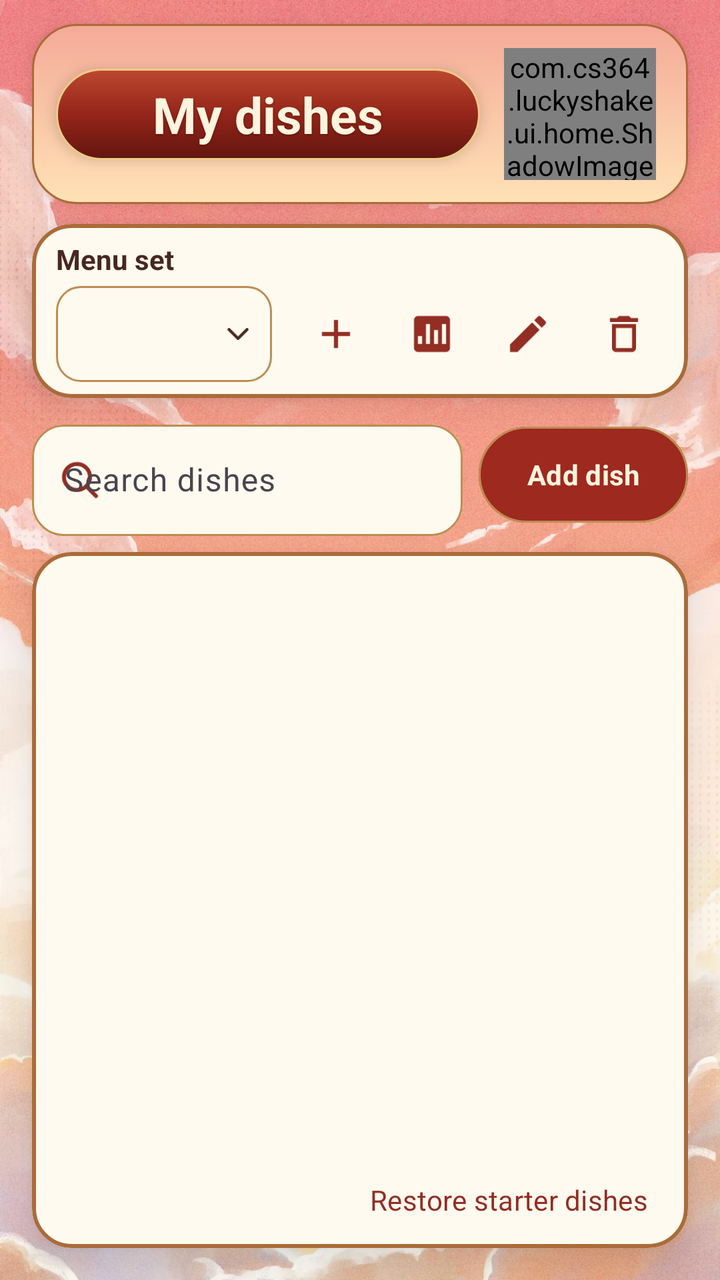
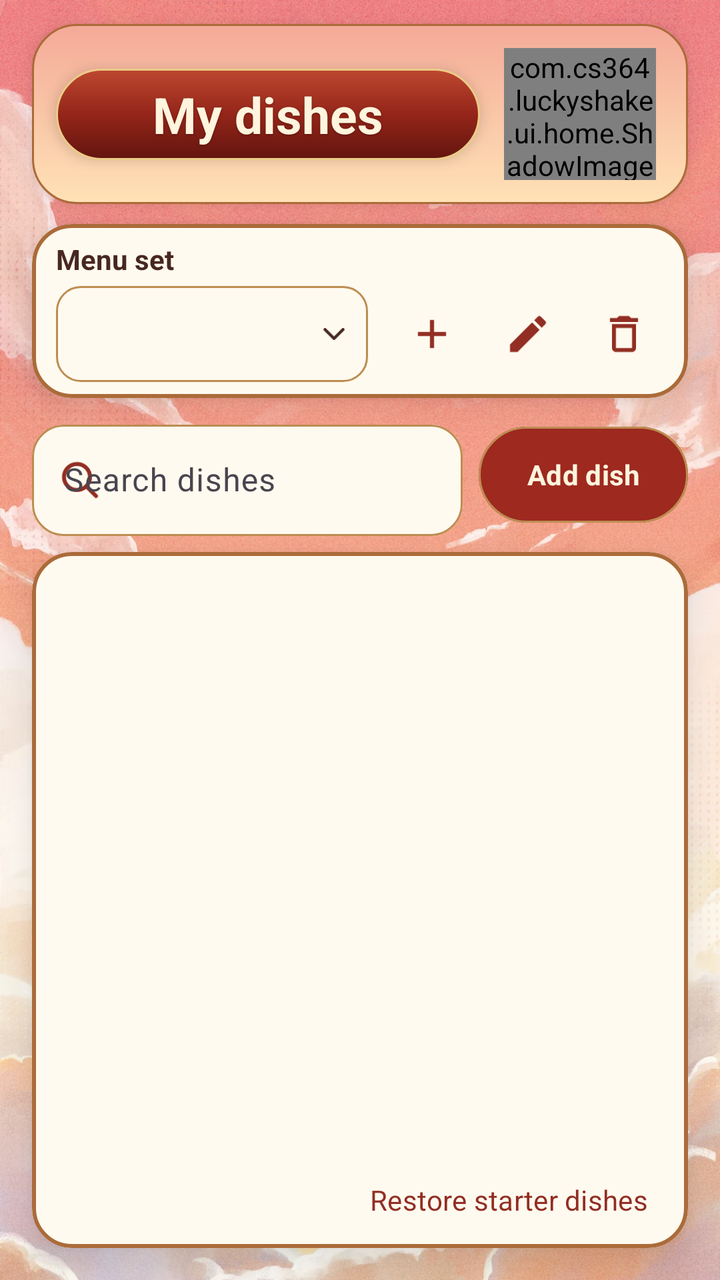

The first picture is an Android layout as it rendered before a commit; the second is the same layout after the commit. The layout source and the unified diff follow.
<!-- AndroidManifest.xml: application theme Theme.LuckyShake -->
<!-- res/layout/activity_menu_list.xml -->
<?xml version="1.0" encoding="utf-8"?>
<FrameLayout xmlns:android="http://schemas.android.com/apk/res/android"
    xmlns:app="http://schemas.android.com/apk/res-auto"
    xmlns:tools="http://schemas.android.com/tools"
    android:layout_width="match_parent"
    android:layout_height="match_parent"
    android:theme="@style/ThemeOverlay.LuckyShake.Home">

    <ImageView style="@style/Widget.LuckyShake.TabPage.Sky" />

    <LinearLayout
        android:id="@+id/menu_list_root"
        android:layout_width="match_parent"
        android:layout_height="match_parent"
        android:orientation="vertical"
        tools:context=".ui.menu.MenuListActivity">

        <androidx.constraintlayout.widget.ConstraintLayout
            style="@style/Widget.LuckyShake.TabBanner"
            android:layout_marginHorizontal="@dimen/spacing_md"
            android:layout_marginTop="12dp">

            <TextView
                android:id="@+id/menu_list_title"
                style="@style/Widget.LuckyShake.TabBanner.Title"
                android:text="@string/menu_list_title_main"
                app:layout_constraintBottom_toBottomOf="parent"
                app:layout_constraintEnd_toStartOf="@id/tab_banner_art"
                app:layout_constraintStart_toStartOf="parent"
                app:layout_constraintTop_toTopOf="parent" />

            <com.cs364.luckyshake.ui.home.ShadowImageView
                android:id="@+id/tab_banner_art"
                style="@style/Widget.LuckyShake.TabBanner.Art"
                android:layout_width="76dp"
                android:layout_height="66dp"
                app:srcCompat="@drawable/menu_rice_bowl"
                app:layout_constraintBottom_toBottomOf="parent"
                app:layout_constraintEnd_toEndOf="parent"
                app:layout_constraintTop_toTopOf="parent" />
        </androidx.constraintlayout.widget.ConstraintLayout>

        
        <com.google.android.material.card.MaterialCardView
            style="@style/Widget.LuckyShake.Card.Tab"
            android:layout_width="match_parent"
            android:layout_height="wrap_content"
            android:layout_marginHorizontal="@dimen/spacing_md"
            android:layout_marginTop="10dp">

            <LinearLayout
                android:layout_width="match_parent"
                android:layout_height="wrap_content"
                android:orientation="vertical"
                android:paddingStart="12dp"
                android:paddingTop="8dp"
                android:paddingEnd="8dp"
                android:paddingBottom="8dp">

                <TextView
                    android:layout_width="match_parent"
                    android:layout_height="wrap_content"
                    android:labelFor="@id/menu_list_set_spinner"
                    android:text="@string/menu_list_label_set"
                    android:textColor="?attr/colorOnSurface"
                    android:textSize="14sp"
                    android:textStyle="bold" />

                <LinearLayout
                    android:layout_width="match_parent"
                    android:layout_height="wrap_content"
                    android:layout_marginTop="4dp"
                    android:gravity="center_vertical"
                    android:orientation="horizontal">

                    <Spinner
                        android:id="@+id/menu_list_set_spinner"
                        android:layout_width="0dp"
                        android:layout_height="wrap_content"
                        android:layout_marginEnd="@dimen/spacing_sm"
                        android:layout_weight="1"
                        android:contentDescription="@string/menu_list_label_set"
                        android:minHeight="48dp"
                        android:background="@drawable/home_spinner_background"
                        android:paddingStart="10dp"
                        android:paddingEnd="30dp"
                        android:popupBackground="@color/home_field" />

                    <ImageButton
                        android:id="@+id/menu_sets_btn_add"
                        android:layout_width="48dp"
                        android:layout_height="48dp"
                        android:background="?attr/selectableItemBackgroundBorderless"
                        android:contentDescription="@string/menu_sets_btn_add"
                        android:src="@drawable/ic_add"
                        android:tooltipText="@string/menu_sets_btn_add"
                        app:tint="@color/home_accent" />

                    <ImageButton
                        android:id="@+id/menu_sets_btn_weights"
                        android:layout_width="48dp"
                        android:layout_height="48dp"
                        android:background="?attr/selectableItemBackgroundBorderless"
                        android:contentDescription="@string/menu_sets_btn_weights"
                        android:src="@drawable/ic_weights"
                        android:tooltipText="@string/menu_sets_btn_weights"
                        app:tint="@color/home_accent" />

                    <ImageButton
                        android:id="@+id/menu_sets_btn_rename"
                        android:layout_width="48dp"
                        android:layout_height="48dp"
                        android:background="?attr/selectableItemBackgroundBorderless"
                        android:contentDescription="@string/menu_sets_btn_rename"
                        android:src="@drawable/ic_edit"
                        android:tooltipText="@string/menu_sets_btn_rename"
                        app:tint="@color/home_accent" />

                    <ImageButton
                        android:id="@+id/menu_sets_btn_delete"
                        android:layout_width="48dp"
                        android:layout_height="48dp"
                        android:background="?attr/selectableItemBackgroundBorderless"
                        android:contentDescription="@string/menu_sets_btn_delete"
                        android:src="@drawable/ic_delete_outline"
                        android:tooltipText="@string/menu_sets_btn_delete"
                        app:tint="@color/home_accent" />
                </LinearLayout>
            </LinearLayout>
        </com.google.android.material.card.MaterialCardView>

        
        <LinearLayout
            android:layout_width="match_parent"
            android:layout_height="wrap_content"
            android:layout_marginHorizontal="@dimen/spacing_md"
            android:layout_marginTop="@dimen/spacing_sm"
            android:gravity="center_vertical"
            android:orientation="horizontal">

            <com.google.android.material.textfield.TextInputLayout
                style="@style/Widget.Material3.TextInputLayout.OutlinedBox"
                android:layout_width="0dp"
                android:layout_height="wrap_content"
                android:layout_marginEnd="@dimen/spacing_sm"
                android:layout_weight="1"
                android:hint="@string/menu_list_hint_search"
                app:boxBackgroundColor="@color/home_field"
                app:boxCornerRadiusBottomEnd="16dp"
                app:boxCornerRadiusBottomStart="16dp"
                app:boxCornerRadiusTopEnd="16dp"
                app:boxCornerRadiusTopStart="16dp"
                app:boxStrokeColor="@color/menu_search_stroke"
                app:hintTextColor="@color/home_accent"
                app:startIconDrawable="@drawable/menu_search_icon"
                app:startIconTint="@color/home_accent">

                <com.google.android.material.textfield.TextInputEditText
                    android:id="@+id/menu_list_search"
                    android:layout_width="match_parent"
                    android:layout_height="wrap_content"
                    android:imeOptions="actionSearch"
                    android:inputType="text"
                    android:maxLines="1"
                    android:textColor="@color/home_ink"
                    android:textColorHint="@color/home_ink" />
            </com.google.android.material.textfield.TextInputLayout>

            <com.google.android.material.button.MaterialButton
                android:id="@+id/menu_list_add_button"
                style="@style/Widget.LuckyShake.Button.Menu"
                android:layout_width="wrap_content"
                android:layout_height="wrap_content"
                android:minHeight="56dp"
                android:text="@string/menu_list_btn_add" />
        </LinearLayout>

        
        <com.google.android.material.card.MaterialCardView
            style="@style/Widget.LuckyShake.Card.Tab"
            android:layout_width="match_parent"
            android:layout_height="0dp"
            android:layout_marginHorizontal="@dimen/spacing_md"
            android:layout_marginTop="@dimen/spacing_sm"
            android:layout_marginBottom="@dimen/spacing_md"
            android:layout_weight="1">

            <LinearLayout
                android:layout_width="match_parent"
                android:layout_height="match_parent"
                android:orientation="vertical">
            <FrameLayout
                android:layout_width="match_parent"
                android:layout_height="0dp"
                android:layout_weight="1">

                <androidx.recyclerview.widget.RecyclerView
                    android:id="@+id/menu_list_recycler"
                    android:layout_width="match_parent"
                    android:layout_height="match_parent"
                    android:clipToPadding="false"
                    android:paddingVertical="@dimen/spacing_sm" />

                <LinearLayout
                    android:id="@+id/menu_list_empty_group"
                    android:layout_width="wrap_content"
                    android:layout_height="wrap_content"
                    android:layout_gravity="center"
                    android:gravity="center_horizontal"
                    android:orientation="vertical"
                    android:padding="@dimen/spacing_md"
                    android:visibility="gone">

                    <TextView
                        android:id="@+id/menu_list_empty_text"
                        android:layout_width="wrap_content"
                        android:layout_height="wrap_content"
                        android:gravity="center"
                        android:textColor="?attr/colorOnSurface"
                        android:textSize="@dimen/text_body" />

                    <com.google.android.material.button.MaterialButton
                        android:id="@+id/menu_list_empty_add_button"
                        style="@style/Widget.LuckyShake.Button.Menu"
                        android:layout_width="wrap_content"
                        android:layout_height="wrap_content"
                        android:layout_marginTop="@dimen/spacing_sm"
                        android:text="@string/menu_list_btn_add" />
                </LinearLayout>
            </FrameLayout>
                <com.google.android.material.button.MaterialButton
                    android:id="@+id/menu_list_restore_button"
                    style="@style/Widget.Material3.Button.TextButton"
                    android:layout_width="wrap_content"
                    android:layout_height="wrap_content"
                    android:layout_gravity="end"
                    android:layout_marginEnd="@dimen/spacing_sm"
                    android:minHeight="48dp"
                    android:text="@string/menu_list_btn_restore"
                    android:textColor="@color/home_accent" />
            </LinearLayout>
        </com.google.android.material.card.MaterialCardView>
    </LinearLayout>
</FrameLayout>
<!-- resources referenced by this layout -->
<resources>
  <color name="home_accent">#922E23</color>
  <color name="home_field">#FFFAEF</color>
  <color name="home_ink">#472820</color>
  <dimen name="spacing_md">16dp</dimen>
  <dimen name="spacing_sm">8dp</dimen>
  <dimen name="text_body">16sp</dimen>
  <!-- drawable ic_add (drawable) -->
  <vector xmlns:android="http://schemas.android.com/apk/res/android"
      android:width="24dp"
      android:height="24dp"
      android:viewportWidth="24"
      android:viewportHeight="24">
      <path
          android:fillColor="#FF000000"
          android:pathData="M19,13h-6v6h-2v-6H5v-2h6V5h2v6h6v2z" />
  </vector>
  <!-- drawable ic_weights (drawable) -->
  <?xml version="1.0" encoding="utf-8"?>
  <vector xmlns:android="http://schemas.android.com/apk/res/android"
      android:width="24dp"
      android:height="24dp"
      android:viewportWidth="24"
      android:viewportHeight="24">
      <path
          android:fillColor="@android:color/white"
          android:pathData="M19,3H5C3.9,3 3,3.9 3,5v14c0,1.1 0.9,2 2,2h14c1.1,0 2,-0.9 2,-2V5C21,3.9 20.1,3 19,3zM7,17H5v-4h2V17zM11,17H9V7h2V17zM15,17h-2v-7h2V17zM19,17h-2v-10h2V17z" />
  </vector>
  <string name="menu_list_btn_add">Add dish</string>
  <string name="menu_list_btn_restore">Restore starter dishes</string>
  <string name="menu_list_hint_search">Search dishes</string>
  <string name="menu_list_label_set">Menu set</string>
  <string name="menu_list_title_main">My dishes</string>
  <string name="menu_sets_btn_add">New set</string>
  <string name="menu_sets_btn_delete">Delete set</string>
  <string name="menu_sets_btn_rename">Rename</string>
  <string name="menu_sets_btn_weights">How the app thinks</string>
  <style name="ThemeOverlay.LuckyShake.Home" parent="">
          <item name="android:fontFamily">sans-serif</item>
          <item name="android:textColorPrimary">@color/home_ink</item>
          <item name="android:textColorSecondary">@color/home_ink</item>
          <item name="colorOnSurface">@color/home_ink</item>
      </style>
  <style name="Theme.LuckyShake" parent="Base.Theme.LuckyShake" />
  <!-- drawable home_select_field (drawable) -->
  <shape xmlns:android="http://schemas.android.com/apk/res/android">
      <solid android:color="@color/home_field" />
      <stroke android:width="1dp" android:color="@color/home_outline" />
      <corners android:radius="12dp" />
  </shape>
  <color name="home_thumb">#FFF4DD</color>
  <!-- drawable button_depth_glaze (drawable) -->
  <shape xmlns:android="http://schemas.android.com/apk/res/android">
      <gradient android:angle="270" android:startColor="#26FFE5B0" android:centerColor="#00000000" android:endColor="#500E0000" />
      <stroke android:width="1dp" android:color="#90EDC783" />
      <corners android:radius="30dp" />
  </shape>
  <color name="home_outline">#BD8D52</color>
  <style name="Widget.LuckyShake.Card" parent="Widget.Material3.CardView.Outlined">
          <item name="cardBackgroundColor">@color/app_surface</item>
          <item name="cardCornerRadius">@dimen/corner_md</item>
          <item name="strokeColor">@color/app_accent</item>
      </style>
  <color name="tab_card_surface">#FFFAEF</color>
  <color name="tab_card_outline">#AB6B39</color>
  <!-- drawable result_title_background (drawable) -->
  <shape xmlns:android="http://schemas.android.com/apk/res/android">
      <gradient android:angle="270" android:startColor="#BD4830" android:centerColor="#942519" android:endColor="#63150F" />
      <stroke android:width="1dp" android:color="#ECCB87" />
      <corners android:radius="24dp" />
  </shape>
  <color name="app_surface">#FFF5DF</color>
  <dimen name="corner_md">16dp</dimen>
  <color name="app_accent">#E4A342</color>
  <color name="tab_banner_start">#F4AA98</color>
  <color name="tab_banner_end">#FFE2B6</color>
  <color name="app_primary">#C52D22</color>
  <color name="app_on_primary">#FFFFFF</color>
  <color name="app_link">#8F1D16</color>
  <color name="app_on_surface">#35211D</color>
  <color name="app_background">#FFE7C2</color>
  <!-- unchanged entries left out for length: 16 -->
</resources>

<!-- the commit's change to res/layout/activity_menu_list.xml (unified diff, before → after) -->
@@ -94,16 +94,6 @@
                         android:contentDescription="@string/menu_sets_btn_add"
                         android:src="@drawable/ic_add"
                         android:tooltipText="@string/menu_sets_btn_add"
-                        app:tint="@color/home_accent" />
-
-                    <ImageButton
-                        android:id="@+id/menu_sets_btn_weights"
-                        android:layout_width="48dp"
-                        android:layout_height="48dp"
-                        android:background="?attr/selectableItemBackgroundBorderless"
-                        android:contentDescription="@string/menu_sets_btn_weights"
-                        android:src="@drawable/ic_weights"
-                        android:tooltipText="@string/menu_sets_btn_weights"
                         app:tint="@color/home_accent" />
 
                     <ImageButton
<!-- resource entries referenced after the edit -->
@@ -16,17 +16,6 @@
           android:fillColor="#FF000000"
           android:pathData="M19,13h-6v6h-2v-6H5v-2h6V5h2v6h6v2z" />
   </vector>
-  <!-- drawable ic_weights (drawable) -->
-  <?xml version="1.0" encoding="utf-8"?>
-  <vector xmlns:android="http://schemas.android.com/apk/res/android"
-      android:width="24dp"
-      android:height="24dp"
-      android:viewportWidth="24"
-      android:viewportHeight="24">
-      <path
-          android:fillColor="@android:color/white"
-          android:pathData="M19,3H5C3.9,3 3,3.9 3,5v14c0,1.1 0.9,2 2,2h14c1.1,0 2,-0.9 2,-2V5C21,3.9 20.1,3 19,3zM7,17H5v-4h2V17zM11,17H9V7h2V17zM15,17h-2v-7h2V17zM19,17h-2v-10h2V17z" />
-  </vector>
   <string name="menu_list_btn_add">Add dish</string>
   <string name="menu_list_btn_restore">Restore starter dishes</string>
   <string name="menu_list_hint_search">Search dishes</string>
@@ -35,7 +24,6 @@
   <string name="menu_sets_btn_add">New set</string>
   <string name="menu_sets_btn_delete">Delete set</string>
   <string name="menu_sets_btn_rename">Rename</string>
-  <string name="menu_sets_btn_weights">How the app thinks</string>
   <style name="ThemeOverlay.LuckyShake.Home" parent="">
           <item name="android:fontFamily">sans-serif</item>
           <item name="android:textColorPrimary">@color/home_ink</item>
